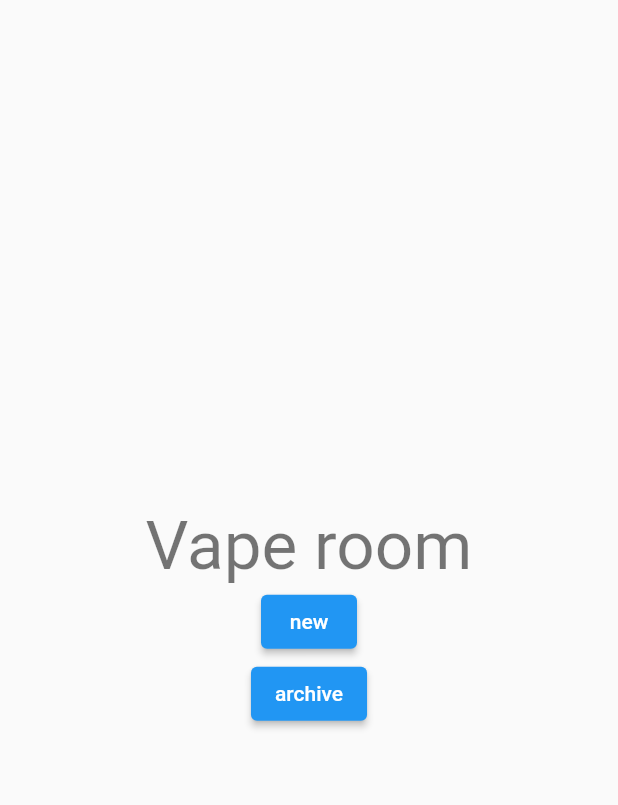
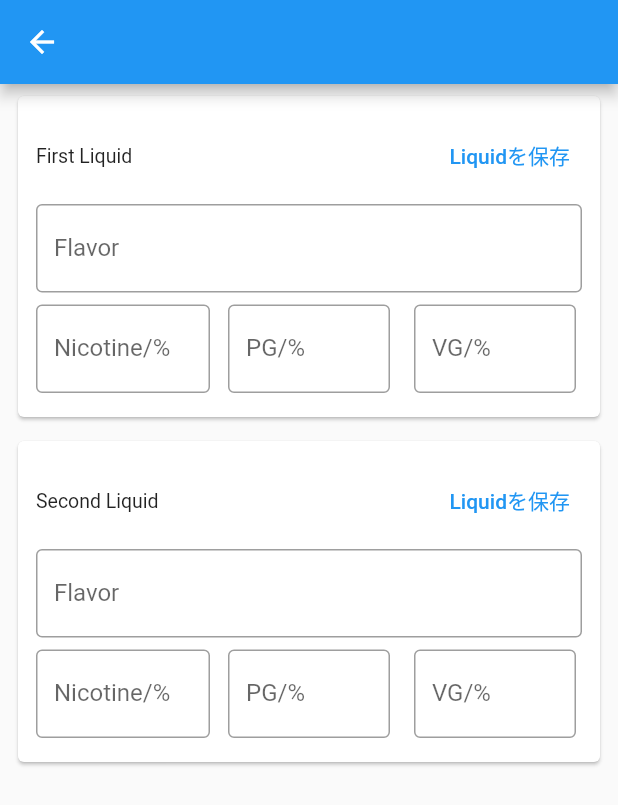
Before and after one commit to kiyosiro/vape_room, a Flutter app: the screen it shows after launch, after a tap on "new", on a phone screen of 412 x 824 dp. Shown: the top 805 px of the screen. Run offline on Flutter 3.47's test engine with Material 2 defaults, Android fonts, the phone set to English and light mode, and no system bars.

Commit message:
create LiquidCard

```diff
--- /dev/null
+++ b/lib/pages/create_liquid_page.dart
@@ -0,0 +1,129 @@
+import 'package:flutter/material.dart';
+import 'package:flutter/src/foundation/key.dart';
+import 'package:flutter/src/widgets/framework.dart';
+
+class CreateLiquidPage extends StatefulWidget {
+  const CreateLiquidPage({Key? key}) : super(key: key);
+
+  @override
+  State<CreateLiquidPage> createState() => _CreateLiquidPageState();
+}
+
+class _CreateLiquidPageState extends State<CreateLiquidPage> {
+  @override
+  Widget build(BuildContext context) {
+    return Scaffold(
+      appBar: AppBar(),
+      body: ListView(children: const [
+        LiquidCard(
+          cardTitle: 'First Liquid',
+          flavorHint: 'peach',
+          nicotineHint: '0',
+          pgHint: '70',
+          vgHint: '30',
+        ),
+        LiquidCard(
+          cardTitle: 'Second Liquid',
+          flavorHint: 'Non flavor nicotin',
+          nicotineHint: '10',
+          pgHint: '50',
+          vgHint: '50',
+        ),
+      ]),
+    );
+  }
+}
+
+class LiquidCard extends StatelessWidget {
+  final String cardTitle;
+  final String flavorHint;
+  final String nicotineHint;
+  final String pgHint;
+  final String vgHint;
+
+  const LiquidCard({
+    Key? key,
+    required this.cardTitle,
+    required this.flavorHint,
+    required this.nicotineHint,
+    required this.pgHint,
+    required this.vgHint,
+  }) : super(key: key);
+
+  @override
+  Widget build(BuildContext context) {
+    return Padding(
+      padding: const EdgeInsets.symmetric(horizontal: 8, vertical: 4),
+      child: Card(
+        child: ListTile(
+          dense: true,
+          contentPadding: const EdgeInsets.all(12),
+          isThreeLine: true,
+          title: Row(
+            children: [
+              Text(cardTitle),
+              const Spacer(),
+              TextButton(
+                onPressed: () {},
+                child: const Text('Liquidを保存'),
+              ),
+            ],
+          ),
+          subtitle: Column(
+            children: [
+              Padding(
+                padding: const EdgeInsets.symmetric(vertical: 8),
+                child: TextField(
+                  decoration: InputDecoration(
+                    border: const OutlineInputBorder(),
+                    labelText: 'Flavor',
+                    hintText: flavorHint,
+                  ),
+                ),
+              ),
+              Row(
+                children: [
+                  Flexible(
+                    child: TextField(
+                      decoration: InputDecoration(
+                        border: const OutlineInputBorder(),
+                        labelText: 'Nicotine/%',
+                        hintText: nicotineHint,
+                      ),
+                    ),
+                  ),
+                  const SizedBox(width: 8),
+                  Flexible(
+                    child: Padding(
+                      padding: const EdgeInsets.symmetric(horizontal: 4),
+                      child: TextField(
+                        decoration: InputDecoration(
+                          border: const OutlineInputBorder(),
+                          labelText: 'PG/%',
+                          hintText: pgHint,
+                        ),
+                      ),
+                    ),
+                  ),
+                  const SizedBox(width: 8),
+                  Flexible(
+                    child: Padding(
+                      padding: const EdgeInsets.symmetric(horizontal: 4),
+                      child: TextField(
+                        decoration: InputDecoration(
+                          border: const OutlineInputBorder(),
+                          labelText: 'VG/%',
+                          hintText: vgHint,
+                        ),
+                      ),
+                    ),
+                  ),
+                ],
+              ),
+            ],
+          ),
+        ),
+      ),
+    );
+  }
+}
--- a/lib/pages/home_page.dart
+++ b/lib/pages/home_page.dart
@@ -1,5 +1,6 @@
 import 'package:flutter/material.dart';
 import 'package:vape_room/pages/archive_page.dart';
+import 'package:vape_room/pages/create_liquid_page.dart';
 
 class HomePage extends StatefulWidget {
   const HomePage({Key? key, required this.appName}) : super(key: key);
@@ -24,7 +25,12 @@ class _HomePageState extends State<HomePage> {
               style: Theme.of(context).textTheme.headline3,
             ),
             ElevatedButton(
-              onPressed: () {},
+              onPressed: () {
+                Navigator.push(
+                    context,
+                    MaterialPageRoute(
+                        builder: (context) => const CreateLiquidPage()));
+              },
               child: const Text('new'),
             ),
             ElevatedButton(
```
Also changed, not shown: 3 other files.
